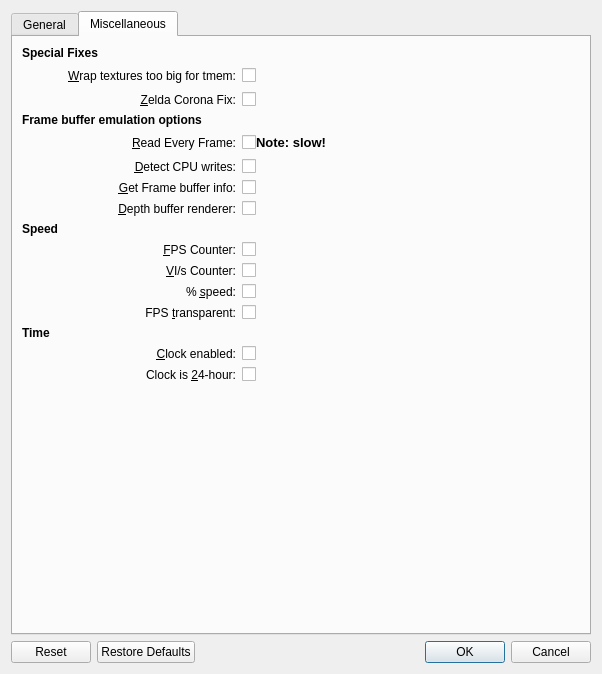
First picture: the form in glide64/glide64config.ui, repository mupen64plus/mupen64plus-oldsvn, before the edit.
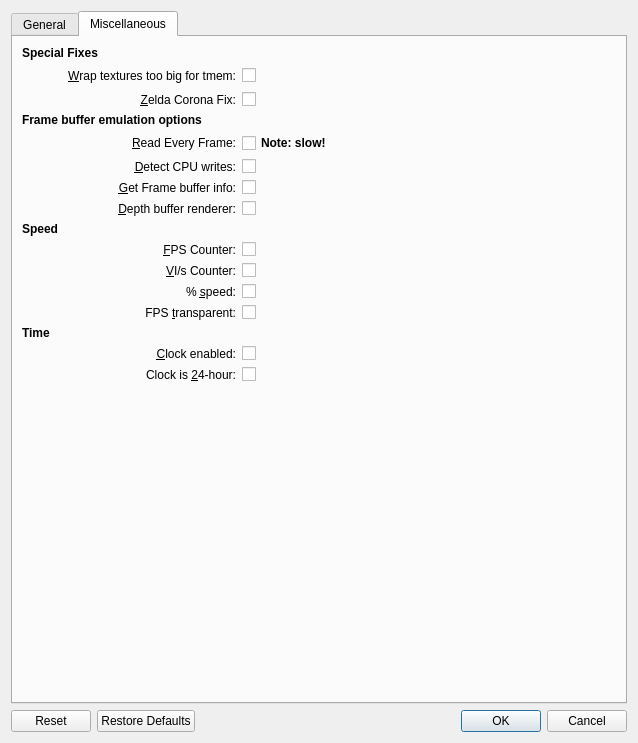
Second picture: the form after the edit. The open tabs and pages were chosen to show the change.

Commit message: Very slightly clean up gln64 and glide64 interface

The edit to the form file:
```diff
--- a/glide64/glide64config.ui
+++ b/glide64/glide64config.ui
@@ -5,8 +5,8 @@
    <rect>
     <x>0</x>
     <y>0</y>
-    <width>602</width>
-    <height>674</height>
+    <width>638</width>
+    <height>743</height>
    </rect>
   </property>
   <property name="windowTitle" >
@@ -924,7 +924,7 @@
        <string>Miscellaneous</string>
       </attribute>
       <layout class="QGridLayout" name="gridLayout_2" >
-       <item row="0" column="0" colspan="3" >
+       <item row="0" column="0" colspan="5" >
         <widget class="QLabel" name="label_20" >
          <property name="text" >
           <string>&lt;h4>Special Fixes&lt;/h4></string>
@@ -967,6 +967,19 @@
          </property>
         </widget>
        </item>
+       <item row="1" column="3" >
+        <spacer name="horizontalSpacer_10" >
+         <property name="orientation" >
+          <enum>Qt::Horizontal</enum>
+         </property>
+         <property name="sizeHint" stdset="0" >
+          <size>
+           <width>221</width>
+           <height>20</height>
+          </size>
+         </property>
+        </spacer>
+       </item>
        <item row="2" column="1" >
         <widget class="QLabel" name="zeldaCoronaFixLabel" >
          <property name="text" >
@@ -980,14 +993,14 @@
          </property>
         </widget>
        </item>
-       <item row="2" column="2" >
+       <item row="2" column="2" colspan="3" >
         <widget class="QCheckBox" name="zeldaCoronaFixCheck" >
          <property name="text" >
           <string/>
          </property>
         </widget>
        </item>
-       <item row="3" column="0" colspan="3" >
+       <item row="3" column="0" colspan="5" >
         <widget class="QLabel" name="label_23" >
          <property name="text" >
           <string>&lt;h4>Frame buffer emulation options&lt;/h4></string>
@@ -1008,45 +1021,23 @@
         </widget>
        </item>
        <item row="4" column="2" >
-        <layout class="QHBoxLayout" name="horizontalLayout_8" >
-         <property name="spacing" >
-          <number>0</number>
+        <widget class="QCheckBox" name="readEveryFrameCheck" >
+         <property name="sizePolicy" >
+          <sizepolicy vsizetype="Fixed" hsizetype="Maximum" >
+           <horstretch>0</horstretch>
+           <verstretch>0</verstretch>
+          </sizepolicy>
          </property>
-         <item>
-          <widget class="QCheckBox" name="readEveryFrameCheck" >
-           <property name="sizePolicy" >
-            <sizepolicy vsizetype="Fixed" hsizetype="Maximum" >
-             <horstretch>0</horstretch>
-             <verstretch>0</verstretch>
-            </sizepolicy>
-           </property>
-          </widget>
-         </item>
-         <item>
-          <widget class="QLabel" name="label_38" >
-           <property name="text" >
-            <string>&lt;!DOCTYPE HTML PUBLIC "-//W3C//DTD HTML 4.0//EN" "http://www.w3.org/TR/REC-html40/strict.dtd">
-&lt;html>&lt;head>&lt;meta name="qrichtext" content="1" />&lt;style type="text/css">
-p, li { white-space: pre-wrap; }
-&lt;/style>&lt;/head>&lt;body style=" font-family:'Sans Serif'; font-size:10pt; font-weight:400; font-style:normal;">
-&lt;p style=" margin-top:0px; margin-bottom:0px; margin-left:0px; margin-right:0px; -qt-block-indent:0; text-indent:0px;">&lt;span style=" font-weight:600;">Note: slow!&lt;/span>&lt;/p>&lt;/body>&lt;/html></string>
-           </property>
-          </widget>
-         </item>
-         <item>
-          <spacer name="horizontalSpacer_10" >
-           <property name="orientation" >
-            <enum>Qt::Horizontal</enum>
-           </property>
-           <property name="sizeHint" stdset="0" >
-            <size>
-             <width>0</width>
-             <height>20</height>
-            </size>
-           </property>
-          </spacer>
-         </item>
-        </layout>
+         <property name="font" >
+          <font>
+           <weight>75</weight>
+           <bold>true</bold>
+          </font>
+         </property>
+         <property name="text" >
+          <string>Note: slow!</string>
+         </property>
+        </widget>
        </item>
        <item row="5" column="1" >
         <widget class="QLabel" name="label_25" >
@@ -1061,7 +1052,7 @@
          </property>
         </widget>
        </item>
-       <item row="5" column="2" >
+       <item row="5" column="2" colspan="3" >
         <widget class="QCheckBox" name="detectCpuWritesCheck" >
          <property name="text" >
           <string/>
@@ -1081,7 +1072,7 @@
          </property>
         </widget>
        </item>
-       <item row="6" column="2" >
+       <item row="6" column="2" colspan="3" >
         <widget class="QCheckBox" name="getFramebufferInfoCheck" >
          <property name="text" >
           <string/>
@@ -1101,14 +1092,14 @@
          </property>
         </widget>
        </item>
-       <item row="7" column="2" >
+       <item row="7" column="2" colspan="3" >
         <widget class="QCheckBox" name="depthBufferRendererCheck" >
          <property name="text" >
           <string/>
          </property>
         </widget>
        </item>
-       <item row="8" column="0" colspan="3" >
+       <item row="8" column="0" colspan="5" >
         <widget class="QLabel" name="label_28" >
          <property name="text" >
           <string>&lt;h4>Speed&lt;/h4></string>
@@ -1128,7 +1119,7 @@
          </property>
         </widget>
        </item>
-       <item row="9" column="2" >
+       <item row="9" column="2" colspan="3" >
         <widget class="QCheckBox" name="fpsCounterCheck" >
          <property name="text" >
           <string/>
@@ -1148,7 +1139,7 @@
          </property>
         </widget>
        </item>
-       <item row="10" column="2" >
+       <item row="10" column="2" colspan="3" >
         <widget class="QCheckBox" name="viCounterCheck" >
          <property name="text" >
           <string/>
@@ -1168,7 +1159,7 @@
          </property>
         </widget>
        </item>
-       <item row="11" column="2" >
+       <item row="11" column="2" colspan="3" >
         <widget class="QCheckBox" name="percentSpeedCheck" >
          <property name="text" >
           <string/>
@@ -1188,14 +1179,14 @@
          </property>
         </widget>
        </item>
-       <item row="12" column="2" >
+       <item row="12" column="2" colspan="3" >
         <widget class="QCheckBox" name="fpsTransparentCheck" >
          <property name="text" >
           <string/>
          </property>
         </widget>
        </item>
-       <item row="13" column="0" colspan="3" >
+       <item row="13" column="0" colspan="5" >
         <widget class="QLabel" name="label_33" >
          <property name="text" >
           <string>&lt;h4>Time&lt;/h4></string>
@@ -1215,7 +1206,7 @@
          </property>
         </widget>
        </item>
-       <item row="14" column="2" >
+       <item row="14" column="2" colspan="3" >
         <widget class="QCheckBox" name="clockEnabledCheck" >
          <property name="text" >
           <string/>
@@ -1235,7 +1226,7 @@
          </property>
         </widget>
        </item>
-       <item row="15" column="2" >
+       <item row="15" column="2" colspan="3" >
         <widget class="QCheckBox" name="clockIs24HourCheck" >
          <property name="text" >
           <string/>
```
The commit also changes 1 other file.
